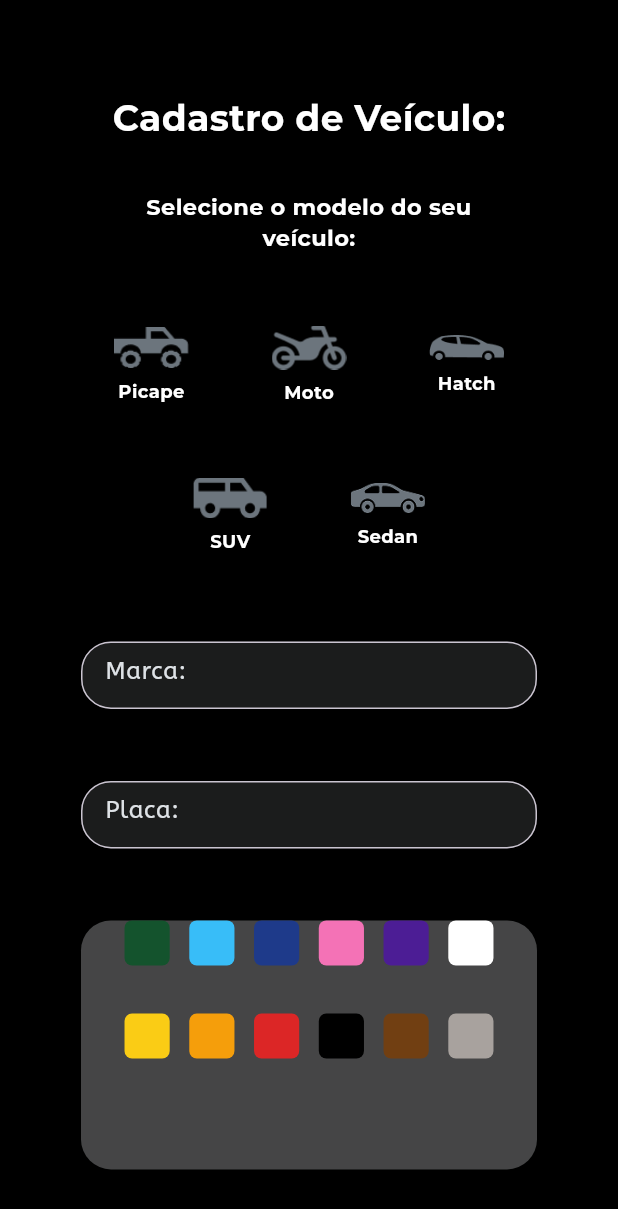
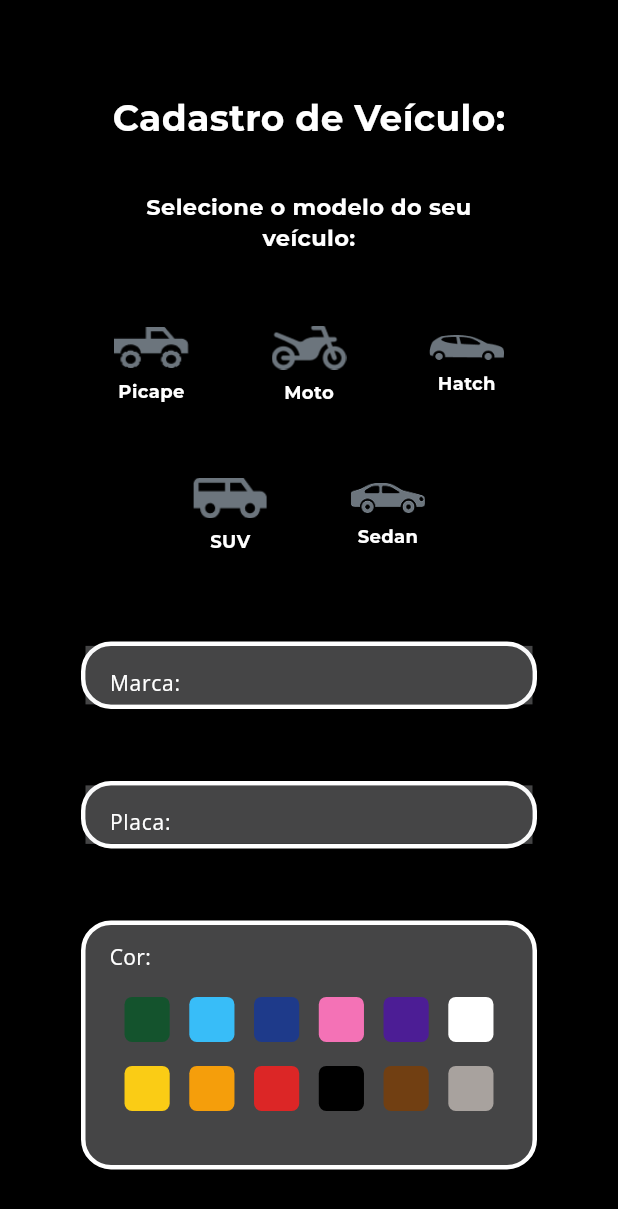
Before and after one commit to GuizinSX7/TCC-Neto-garage, a Flutter app: the screen it shows after launch, on a phone screen of 412 x 824 dp. Shown: the top 1209 px of the screen. Run offline on Flutter 3.47's test engine with Material 3 defaults, Android fonts, the light colour scheme and no system bars; our stand-ins replace firebase_core; accounts and stored records are empty.

Commit message:
cores e bordas

```diff
--- a/tcc_neto_garage/lib/components/cadastroveiculoComp.dart
+++ b/tcc_neto_garage/lib/components/cadastroveiculoComp.dart
@@ -24,7 +24,8 @@ class _CadastroveiculoState extends State<Cadastroveiculo> {
     return Scaffold(
       backgroundColor: Colors.black,
       body: Padding(
-        padding: const EdgeInsets.symmetric(horizontal: 20), // Adiciona espaçamento lateral
+        padding: const EdgeInsets.symmetric(
+            horizontal: 20), // Adiciona espaçamento lateral
         child: Column(
           crossAxisAlignment: CrossAxisAlignment.center,
           children: [
@@ -58,13 +59,17 @@ class _CadastroveiculoState extends State<Cadastroveiculo> {
                   children: [
                     // Ícones superiores (Picape, Moto, Hatch)
                     Row(
-                      mainAxisAlignment: MainAxisAlignment.center, // Centraliza os ícones na linha
+                      mainAxisAlignment: MainAxisAlignment
+                          .center, // Centraliza os ícones na linha
                       children: [
-                        _buildSelectableIcon("picape", "assets/icons/Picape.png", "Picape"),
+                        _buildSelectableIcon(
+                            "picape", "assets/icons/Picape.png", "Picape"),
                         const SizedBox(width: 39.11),
-                        _buildSelectableIcon("moto", "assets/icons/Moto.png", "Moto"),
+                        _buildSelectableIcon(
+                            "moto", "assets/icons/Moto.png", "Moto"),
                         const SizedBox(width: 39.11),
-                        _buildSelectableIcon("hatch", "assets/icons/Hatch.png", "Hatch"),
+                        _buildSelectableIcon(
+                            "hatch", "assets/icons/Hatch.png", "Hatch"),
                       ],
                     ),
                     const SizedBox(height: 32.11),
@@ -72,9 +77,11 @@ class _CadastroveiculoState extends State<Cadastroveiculo> {
                     Row(
                       mainAxisAlignment: MainAxisAlignment.center,
                       children: [
-                        _buildSelectableIcon("suv", "assets/icons/SUV.png", "SUV"),
+                        _buildSelectableIcon(
+                            "suv", "assets/icons/SUV.png", "SUV"),
                         const SizedBox(width: 39.11),
-                        _buildSelectableIcon("sedan", "assets/icons/Sedan.png", "Sedan"),
+                        _buildSelectableIcon(
+                            "sedan", "assets/icons/Sedan.png", "Sedan"),
                       ],
                     ),
                   ],
@@ -86,19 +93,41 @@ class _CadastroveiculoState extends State<Cadastroveiculo> {
             buildForm(context), // Adiciona o formulário abaixo dos ícones
 
             // Botões de cores
-            const SizedBox(height: 48), // Espaço entre o campo "Placa:" e os botões de cor
+            const SizedBox(
+                height: 48), // Espaço entre o campo "Placa:" e os botões de cor
+            // Container para os botões de cores
+            // Container para os botões de cores
+            // Container para os botões de cores
             Container(
               width: 304,
               height: 166,
               decoration: BoxDecoration(
                 color: const Color.fromARGB(75, 233, 236, 239),
                 borderRadius: BorderRadius.circular(20),
+                border: Border.all(
+                    color: MyColors.branco1, width: 3), // Borda adicionada aqui
               ),
+              padding: const EdgeInsets.symmetric(
+                  horizontal: 16, vertical: 12), // Adiciona padding interno
               child: Column(
+                crossAxisAlignment:
+                    CrossAxisAlignment.start, // Alinha o texto à esquerda
                 children: [
+                  // HintText "Cor:"
+                  const Text(
+                    "Cor:",
+                    style: TextStyle(
+                      fontSize: 14,
+                      fontFamily: MyFonts.fontTerc,
+                      color: MyColors.branco1, // Ajuste conforme necessário
+                    ),
+                  ),
+                  const SizedBox(
+                      height: 16), // Espaçamento de 16px antes dos botões
+
                   // Primeira linha de botões de cores
                   Row(
-                    mainAxisAlignment: MainAxisAlignment.center, // Centraliza os botões de cores
+                    mainAxisAlignment: MainAxisAlignment.center,
                     children: [
                       _buildColorButton("color1", Color(0xFF14532D)),
                       const SizedBox(width: 13.05),
@@ -113,7 +142,9 @@ class _CadastroveiculoState extends State<Cadastroveiculo> {
                       _buildColorButton("color6", MyColors.branco1),
                     ],
                   ),
-                  const SizedBox(height: 32.11),
+                  const SizedBox(
+                      height: 16), // Mantém espaçamento igual entre as linhas
+
                   // Segunda linha de botões de cores
                   Row(
                     mainAxisAlignment: MainAxisAlignment.center,
@@ -141,7 +172,8 @@ class _CadastroveiculoState extends State<Cadastroveiculo> {
   }
 
   // Widget para construir os ícones clicáveis com texto
-  Widget _buildSelectableIcon(String iconName, String assetPath, String vehicleName) {
+  Widget _buildSelectableIcon(
+      String iconName, String assetPath, String vehicleName) {
     bool isSelected = selectedIcon == iconName;
 
     return Column(
@@ -200,7 +232,8 @@ class _CadastroveiculoState extends State<Cadastroveiculo> {
                   width: 18, // Tamanho do círculo
                   height: 18,
                   decoration: BoxDecoration(
-                    color: color == MyColors.branco1 ? Colors.black : Colors.white,
+                    color:
+                        color == MyColors.branco1 ? Colors.black : Colors.white,
                     shape: BoxShape.circle,
                   ),
                 ),
@@ -209,67 +242,65 @@ class _CadastroveiculoState extends State<Cadastroveiculo> {
       ),
     );
   }
+
   Widget buildForm(BuildContext context) {
     return Center(
       child: Form(
         key: _formKey,
-        child: Column(
-          children: [
-            SizedBox(
+        child: Column(children: [
+          Container(
             width: 304,
             height: 45,
+            decoration: BoxDecoration(
+              border: Border.all(color: MyColors.branco1, width: 3),
+              borderRadius: BorderRadius.circular(20),
+            ),
             child: Material(
               color: Colors.transparent,
               child: TextFormField(
                 cursorColor: MyColors.branco1,
                 decoration: InputDecoration(
-                    fillColor: const Color.fromARGB(30, 233, 236, 239),
+                  fillColor: const Color.fromARGB(75, 233, 236, 239),
                   filled: true,
-                    border: OutlineInputBorder(
-                      borderRadius: BorderRadius.circular(20),
-                      borderSide: BorderSide(color: MyColors.branco1, width: 3),
-                    ),
-                    focusedBorder: OutlineInputBorder(
-                      borderRadius: BorderRadius.circular(20),
-                      borderSide: BorderSide(color: MyColors.branco1, width: 1),
-                    ),
                   hintText: "Marca: ",
                   hintStyle: TextStyle(
-                      color: MyColors.branco4,
+                    color: MyColors.branco1,
+                    fontSize: 14,
+                    fontFamily: MyFonts.fontTerc,
                   ),
+                  border: InputBorder.none,
                 ),
               ),
             ),
           ),
           const SizedBox(height: 48),
-            SizedBox(
+          Container(
             width: 304,
             height: 45,
+            decoration: BoxDecoration(
+              border: Border.all(color: MyColors.branco1, width: 3),
+              borderRadius: BorderRadius.circular(20),
+            ),
+
             child: Material(
               color: Colors.transparent,
               child: TextFormField(
                 cursorColor: MyColors.branco1,
                 decoration: InputDecoration(
-                    fillColor: const Color.fromARGB(30, 233, 236, 239),
+                  fillColor: const Color.fromARGB(75, 233, 236, 239),
                   filled: true,
-                    border: OutlineInputBorder(
-                      borderRadius: BorderRadius.circular(20),
-                      borderSide: BorderSide(color: MyColors.branco1, width: 3),
-                    ),
-                    focusedBorder: OutlineInputBorder(
-                      borderRadius: BorderRadius.circular(20),
-                      borderSide: BorderSide(color: MyColors.branco1, width: 1),
-                    ),
                   hintText: "Placa: ",
                   hintStyle: TextStyle(
-                      color: MyColors.branco4,
+                    color: MyColors.branco1,
+                    fontSize: 14,
+                    fontFamily: MyFonts.fontTerc,
+                  ),
+                  border: InputBorder.none,
                 ),
               ),
             ),
           ),
-            ),
-          ],
-        ),
+        ]),
       ),
     );
   }
```
Lines whose indentation alone changed are shown as unchanged.
